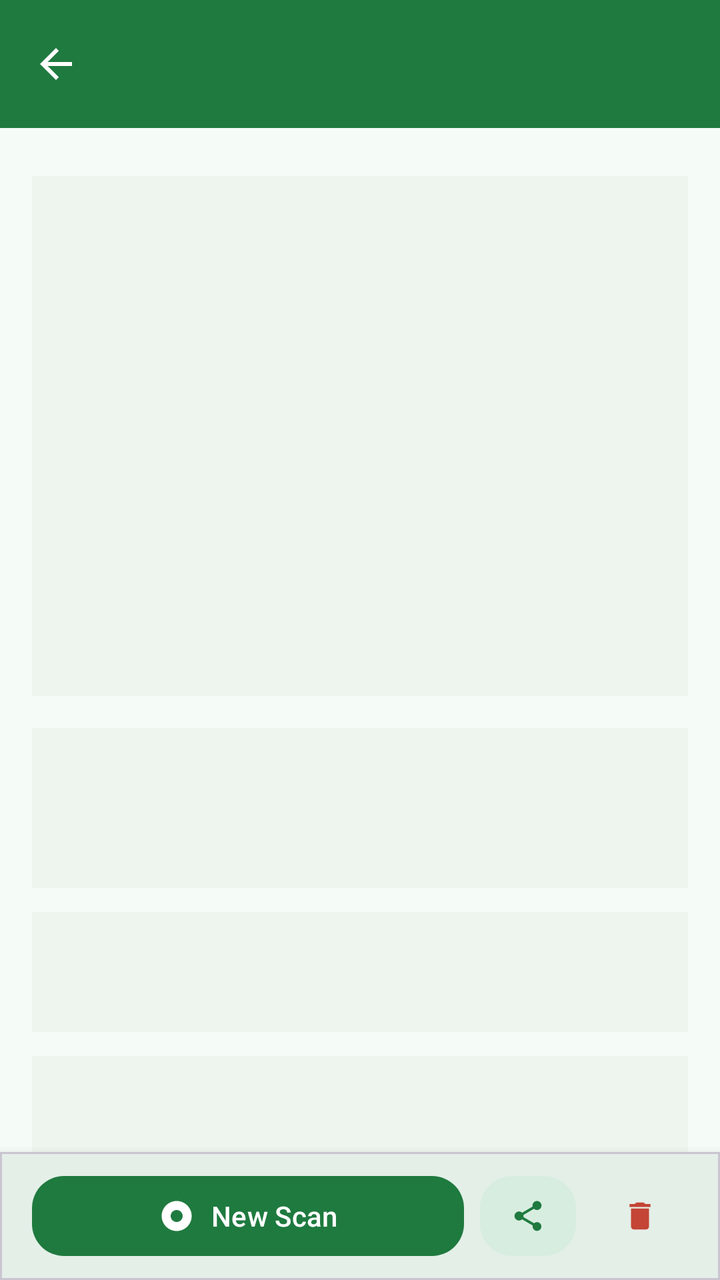
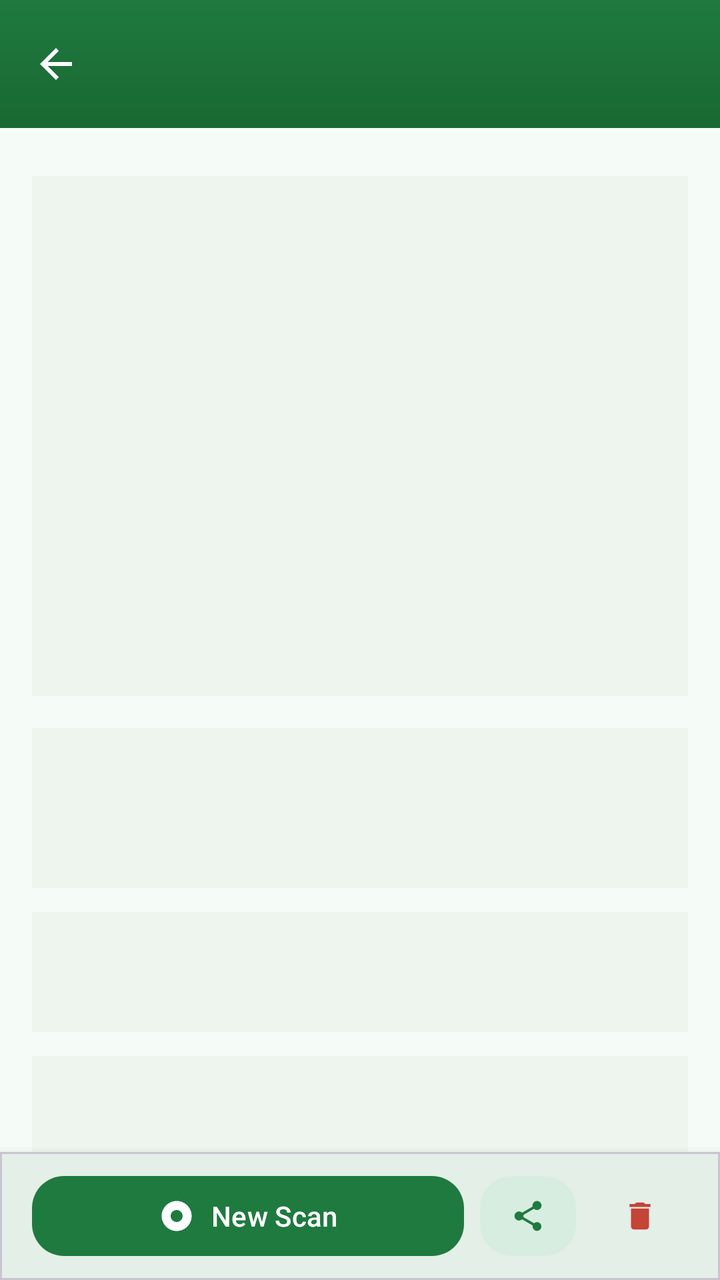

The first picture is an Android layout as it rendered before a commit; the second is the same layout after the commit. The layout source and the unified diff follow.
<!-- AndroidManifest.xml: application theme Theme.PlantDiseases -->
<!-- res/layout/activity_result.xml -->
<?xml version="1.0" encoding="utf-8"?>
<androidx.coordinatorlayout.widget.CoordinatorLayout
    xmlns:android="http://schemas.android.com/apk/res/android"
    xmlns:app="http://schemas.android.com/apk/res-auto"
    android:layout_width="match_parent"
    android:layout_height="match_parent"
    android:background="@color/background">

    <com.google.android.material.appbar.AppBarLayout
        android:id="@+id/app_bar"
        android:layout_width="match_parent"
        android:layout_height="wrap_content"
        android:background="@color/primary"
        app:elevation="0dp">

        <com.google.android.material.appbar.CollapsingToolbarLayout
            android:id="@+id/collapsing_toolbar"
            android:layout_width="match_parent"
            android:layout_height="wrap_content"
            app:layout_scrollFlags="scroll|exitUntilCollapsed"
            app:contentScrim="@color/primary"
            app:expandedTitleGravity="bottom"
            app:expandedTitleMarginStart="16dp"
            app:expandedTitleTextAppearance="@style/TextAppearance.App.Toolbar"
            app:collapsedTitleTextAppearance="@style/TextAppearance.App.Toolbar"
            app:expandedTitleTextColor="@color/on_primary"
            app:collapsedTitleTextColor="@color/on_primary">

            <com.google.android.material.appbar.MaterialToolbar
                android:id="@+id/toolbar"
                android:layout_width="match_parent"
                android:layout_height="?attr/actionBarSize"
                android:background="@color/primary"
                app:layout_collapseMode="pin"
                app:navigationIcon="@drawable/ic_back"
                app:navigationIconTint="@color/on_primary"
                app:title="@string/result_title"
                app:titleTextColor="@color/on_primary" />

        </com.google.android.material.appbar.CollapsingToolbarLayout>

    </com.google.android.material.appbar.AppBarLayout>

    
    <LinearLayout
        android:id="@+id/sticky_header"
        android:layout_width="match_parent"
        android:layout_height="wrap_content"
        android:orientation="horizontal"
        android:gravity="center_vertical"
        android:paddingHorizontal="16dp"
        android:paddingVertical="8dp"
        android:background="@color/surface"
        android:elevation="4dp"
        android:visibility="gone"
        app:layout_behavior="@string/appbar_scrolling_view_behavior">

        <TextView
            android:id="@+id/tv_sticky_name"
            android:layout_width="0dp"
            android:layout_height="wrap_content"
            android:layout_weight="1"
            android:textSize="16sp"
            android:textColor="@color/on_surface"
            android:fontFamily="sans-serif-medium"
            android:maxLines="1"
            android:ellipsize="end" />

        <TextView
            android:id="@+id/tv_sticky_confidence"
            android:layout_width="wrap_content"
            android:layout_height="wrap_content"
            android:textSize="14sp"
            android:textColor="@color/primary"
            android:fontFamily="sans-serif-medium" />

    </LinearLayout>

    
    <LinearLayout
        android:id="@+id/skeleton_layout"
        android:layout_width="match_parent"
        android:layout_height="match_parent"
        android:orientation="vertical"
        android:padding="16dp"
        android:visibility="visible"
        app:layout_behavior="@string/appbar_scrolling_view_behavior">

        <View
            android:layout_width="match_parent"
            android:layout_height="260dp"
            android:layout_marginTop="8dp"
            android:background="@color/surface_variant" />

        <View
            android:layout_width="match_parent"
            android:layout_height="80dp"
            android:layout_marginTop="16dp"
            android:background="@color/surface_variant" />

        <View
            android:layout_width="match_parent"
            android:layout_height="60dp"
            android:layout_marginTop="12dp"
            android:background="@color/surface_variant" />

        <View
            android:layout_width="match_parent"
            android:layout_height="100dp"
            android:layout_marginTop="12dp"
            android:background="@color/surface_variant" />

    </LinearLayout>

    <androidx.core.widget.NestedScrollView
        android:id="@+id/scroll_view"
        android:layout_width="match_parent"
        android:layout_height="match_parent"
        android:visibility="gone"
        app:layout_behavior="@string/appbar_scrolling_view_behavior"
        android:clipToPadding="false"
        android:paddingBottom="80dp">

        <LinearLayout
            android:id="@+id/content_layout"
            android:layout_width="match_parent"
            android:layout_height="wrap_content"
            android:orientation="vertical"
            android:padding="16dp">

            
            <com.google.android.material.card.MaterialCardView
                android:id="@+id/card_image"
                android:layout_width="match_parent"
                android:layout_height="wrap_content"
                app:cardCornerRadius="20dp"
                app:cardElevation="2dp">

                <FrameLayout
                    android:id="@+id/image_frame"
                    android:layout_width="match_parent"
                    android:layout_height="260dp">

                    <ImageView
                        android:id="@+id/iv_plant"
                        android:layout_width="match_parent"
                        android:layout_height="match_parent"
                        android:scaleType="centerCrop"
                        android:contentDescription="@string/result_title" />

                    <com.plantdiseases.app.ui.result.HeatmapOverlayView
                        android:id="@+id/heatmap_overlay"
                        android:layout_width="match_parent"
                        android:layout_height="match_parent"
                        android:alpha="0" />

                    
                    <TextView
                        android:id="@+id/tv_heatmap_label"
                        android:layout_width="wrap_content"
                        android:layout_height="wrap_content"
                        android:layout_gravity="bottom|start"
                        android:layout_margin="12dp"
                        android:text="@string/heatmap_label"
                        android:textColor="@android:color/white"
                        android:textSize="11sp"
                        android:fontFamily="sans-serif-medium"
                        android:background="@drawable/bg_hint_pill"
                        android:paddingHorizontal="10dp"
                        android:paddingVertical="4dp"
                        android:visibility="gone" />

                </FrameLayout>

            </com.google.android.material.card.MaterialCardView>

            
            <com.google.android.material.card.MaterialCardView
                android:id="@+id/card_status"
                android:layout_width="match_parent"
                android:layout_height="wrap_content"
                android:layout_marginTop="16dp"
                app:cardCornerRadius="16dp"
                app:cardElevation="0dp"
                android:foreground="?attr/selectableItemBackground">

                <LinearLayout
                    android:layout_width="match_parent"
                    android:layout_height="wrap_content"
                    android:orientation="vertical"
                    android:padding="16dp">

                    
                    <LinearLayout
                        android:layout_width="match_parent"
                        android:layout_height="wrap_content"
                        android:orientation="horizontal"
                        android:gravity="center_vertical">

                        <ImageView
                            android:id="@+id/iv_status_icon"
                            android:layout_width="40dp"
                            android:layout_height="40dp"
                            android:contentDescription="@string/status_healthy" />

                        <LinearLayout
                            android:layout_width="0dp"
                            android:layout_height="wrap_content"
                            android:layout_weight="1"
                            android:layout_marginStart="12dp"
                            android:orientation="vertical">

                            <TextView
                                android:id="@+id/tv_status_label"
                                android:layout_width="wrap_content"
                                android:layout_height="wrap_content"
                                android:textSize="13sp"
                                android:fontFamily="sans-serif-medium"
                                android:textAllCaps="true"
                                android:letterSpacing="0.05" />

                            <TextView
                                android:id="@+id/tv_disease_name"
                                android:layout_width="wrap_content"
                                android:layout_height="wrap_content"
                                android:layout_marginTop="2dp"
                                android:textSize="22sp"
                                android:textColor="@color/on_surface"
                                android:fontFamily="sans-serif-medium" />

                        </LinearLayout>

                    </LinearLayout>

                    
                    <LinearLayout
                        android:layout_width="match_parent"
                        android:layout_height="wrap_content"
                        android:layout_marginTop="12dp"
                        android:orientation="horizontal">

                        <TextView
                            android:layout_width="0dp"
                            android:layout_height="wrap_content"
                            android:layout_weight="1"
                            android:text="@string/confidence_label"
                            android:textSize="14sp"
                            android:textColor="@color/on_surface_secondary" />

                        <TextView
                            android:id="@+id/tv_confidence"
                            android:layout_width="wrap_content"
                            android:layout_height="wrap_content"
                            android:textSize="14sp"
                            android:textColor="@color/primary"
                            android:fontFamily="sans-serif-medium" />

                    </LinearLayout>

                    <com.google.android.material.progressindicator.LinearProgressIndicator
                        android:id="@+id/progress_confidence"
                        android:layout_width="match_parent"
                        android:layout_height="wrap_content"
                        android:layout_marginTop="8dp"
                        app:indicatorColor="@color/primary"
                        app:trackColor="@color/primary_light"
                        app:trackCornerRadius="4dp"
                        app:trackThickness="8dp" />

                    
                    <TextView
                        android:id="@+id/tv_date"
                        android:layout_width="wrap_content"
                        android:layout_height="wrap_content"
                        android:layout_marginTop="8dp"
                        android:textSize="12sp"
                        android:textColor="@color/on_surface_secondary" />

                </LinearLayout>

            </com.google.android.material.card.MaterialCardView>

            
            <com.google.android.material.card.MaterialCardView
                android:id="@+id/card_description"
                android:layout_width="match_parent"
                android:layout_height="wrap_content"
                android:layout_marginTop="12dp"
                app:cardCornerRadius="16dp"
                app:cardElevation="0dp"
                app:cardBackgroundColor="@color/surface"
                android:foreground="?attr/selectableItemBackground">

                <LinearLayout
                    android:layout_width="match_parent"
                    android:layout_height="wrap_content"
                    android:orientation="vertical"
                    android:padding="16dp">

                    <TextView
                        android:layout_width="wrap_content"
                        android:layout_height="wrap_content"
                        android:text="@string/description_label"
                        android:textSize="16sp"
                        android:textColor="@color/on_surface"
                        android:fontFamily="sans-serif-medium" />

                    <TextView
                        android:id="@+id/tv_description"
                        android:layout_width="match_parent"
                        android:layout_height="wrap_content"
                        android:layout_marginTop="8dp"
                        android:textSize="14sp"
                        android:textColor="@color/on_surface_secondary"
                        android:lineSpacingExtra="4dp" />

                </LinearLayout>

            </com.google.android.material.card.MaterialCardView>

            
            <com.google.android.material.card.MaterialCardView
                android:id="@+id/card_treatment_prevention"
                android:layout_width="match_parent"
                android:layout_height="wrap_content"
                android:layout_marginTop="12dp"
                app:cardCornerRadius="16dp"
                app:cardElevation="0dp"
                app:cardBackgroundColor="@color/surface">

                <LinearLayout
                    android:layout_width="match_parent"
                    android:layout_height="wrap_content"
                    android:orientation="vertical">

                    <com.google.android.material.tabs.TabLayout
                        android:id="@+id/tabs_treatment_prevention"
                        android:layout_width="match_parent"
                        android:layout_height="wrap_content"
                        app:tabMode="fixed"
                        app:tabGravity="fill"
                        app:tabIndicatorColor="@color/primary"
                        app:tabSelectedTextColor="@color/primary"
                        app:tabTextColor="@color/on_surface_secondary" />

                    
                    <LinearLayout
                        android:id="@+id/treatment_steps_layout"
                        android:layout_width="match_parent"
                        android:layout_height="wrap_content"
                        android:orientation="vertical"
                        android:padding="16dp" />

                    
                    <LinearLayout
                        android:id="@+id/prevention_steps_layout"
                        android:layout_width="match_parent"
                        android:layout_height="wrap_content"
                        android:orientation="vertical"
                        android:padding="16dp"
                        android:visibility="gone" />

                </LinearLayout>

            </com.google.android.material.card.MaterialCardView>

            
            <com.google.android.material.card.MaterialCardView
                android:id="@+id/card_alternatives"
                android:layout_width="match_parent"
                android:layout_height="wrap_content"
                android:layout_marginTop="12dp"
                android:visibility="gone"
                app:cardCornerRadius="16dp"
                app:cardElevation="0dp"
                app:cardBackgroundColor="@color/surface"
                android:foreground="?attr/selectableItemBackground">

                <LinearLayout
                    android:layout_width="match_parent"
                    android:layout_height="wrap_content"
                    android:orientation="vertical"
                    android:padding="16dp">

                    <TextView
                        android:layout_width="wrap_content"
                        android:layout_height="wrap_content"
                        android:text="@string/why_this_diagnosis"
                        android:textSize="16sp"
                        android:textColor="@color/on_surface"
                        android:fontFamily="sans-serif-medium" />

                    <TextView
                        android:layout_width="match_parent"
                        android:layout_height="wrap_content"
                        android:layout_marginTop="4dp"
                        android:text="@string/alternatives_subtitle"
                        android:textSize="12sp"
                        android:textColor="@color/on_surface_secondary" />

                    <LinearLayout
                        android:id="@+id/alternatives_layout"
                        android:layout_width="match_parent"
                        android:layout_height="wrap_content"
                        android:layout_marginTop="12dp"
                        android:orientation="vertical" />

                </LinearLayout>

            </com.google.android.material.card.MaterialCardView>

            
            <com.google.android.material.card.MaterialCardView
                android:id="@+id/card_low_confidence"
                android:layout_width="match_parent"
                android:layout_height="wrap_content"
                android:layout_marginTop="12dp"
                android:visibility="gone"
                app:cardCornerRadius="16dp"
                app:cardElevation="0dp"
                app:cardBackgroundColor="@color/warning_amber_bg">

                <LinearLayout
                    android:layout_width="match_parent"
                    android:layout_height="wrap_content"
                    android:orientation="horizontal"
                    android:gravity="center_vertical"
                    android:padding="14dp">

                    <ImageView
                        android:layout_width="22dp"
                        android:layout_height="22dp"
                        android:src="@drawable/ic_warning"
                        android:contentDescription="@null"
                        android:importantForAccessibility="no" />

                    <TextView
                        android:layout_width="0dp"
                        android:layout_height="wrap_content"
                        android:layout_weight="1"
                        android:layout_marginStart="10dp"
                        android:text="@string/low_confidence_warning"
                        android:textSize="13sp"
                        android:textColor="@color/warning_amber" />

                </LinearLayout>

            </com.google.android.material.card.MaterialCardView>

        </LinearLayout>

    </androidx.core.widget.NestedScrollView>

    
    <com.google.android.material.card.MaterialCardView
        android:id="@+id/bottom_action_bar"
        android:layout_width="match_parent"
        android:layout_height="wrap_content"
        android:layout_gravity="bottom"
        app:cardCornerRadius="0dp"
        app:cardElevation="8dp"
        app:cardBackgroundColor="@color/surface">

        <LinearLayout
            android:layout_width="match_parent"
            android:layout_height="wrap_content"
            android:orientation="horizontal"
            android:gravity="center"
            android:paddingVertical="8dp"
            android:paddingHorizontal="16dp">

            <com.google.android.material.button.MaterialButton
                android:id="@+id/btn_new_scan"
                android:layout_width="0dp"
                android:layout_height="48dp"
                android:layout_weight="1"
                android:layout_marginEnd="8dp"
                android:text="@string/new_scan"
                app:icon="@drawable/ic_scan"
                app:iconGravity="textStart"
                app:cornerRadius="16dp"
                app:backgroundTint="@color/primary" />

            <com.google.android.material.button.MaterialButton
                android:id="@+id/btn_share"
                style="@style/Widget.Material3.Button.TonalButton"
                android:layout_width="48dp"
                android:layout_height="48dp"
                android:layout_marginEnd="8dp"
                app:icon="@drawable/ic_share"
                app:iconGravity="textStart"
                app:iconPadding="0dp"
                app:iconTint="@color/primary"
                app:cornerRadius="16dp" />

            <com.google.android.material.button.MaterialButton
                android:id="@+id/btn_retry_analysis"
                style="@style/Widget.Material3.Button.TonalButton"
                android:layout_width="48dp"
                android:layout_height="48dp"
                android:layout_marginEnd="8dp"
                android:visibility="gone"
                app:icon="@drawable/ic_scan"
                app:iconGravity="textStart"
                app:iconPadding="0dp"
                app:iconTint="@color/primary"
                app:cornerRadius="16dp" />

            <com.google.android.material.button.MaterialButton
                android:id="@+id/btn_delete"
                style="@style/Widget.Material3.Button.TextButton"
                android:layout_width="48dp"
                android:layout_height="48dp"
                app:icon="@drawable/ic_delete"
                app:iconGravity="textStart"
                app:iconPadding="0dp"
                app:iconTint="@color/disease_red"
                app:cornerRadius="16dp" />

        </LinearLayout>

    </com.google.android.material.card.MaterialCardView>

</androidx.coordinatorlayout.widget.CoordinatorLayout>
<!-- resources referenced by this layout -->
<resources>
  <color name="background">#F5FBF6</color>
  <color name="disease_red">#C44536</color>
  <color name="on_primary">#FFFFFF</color>
  <color name="on_surface">#121A13</color>
  <color name="on_surface_secondary">#4A5549</color>
  <color name="primary">#1F7A3F</color>
  <color name="primary_light">#D7EDE0</color>
  <color name="surface">#FFFFFF</color>
  <color name="surface_variant">#EDF5EE</color>
  <color name="warning_amber">#B8700A</color>
  <color name="warning_amber_bg">#FFF3E0</color>
  <!-- drawable bg_hint_pill (drawable) -->
  <?xml version="1.0" encoding="utf-8"?>
  <shape xmlns:android="http://schemas.android.com/apk/res/android" android:shape="rectangle">
      <solid android:color="@color/hint_pill_bg" />
      <corners android:radius="20dp" />
  </shape>
  <!-- drawable ic_back (drawable) -->
  <vector xmlns:android="http://schemas.android.com/apk/res/android" android:width="24dp" android:height="24dp" android:viewportWidth="24" android:viewportHeight="24">
      <path android:fillColor="#000000" android:pathData="M20,11H7.83l5.59,-5.59L12,4l-8,8 8,8 1.41,-1.41L7.83,13H20v-2z"/>
  </vector>
  <!-- drawable ic_delete (drawable) -->
  <vector xmlns:android="http://schemas.android.com/apk/res/android" android:width="24dp" android:height="24dp" android:viewportWidth="24" android:viewportHeight="24">
      <path android:fillColor="#000000" android:pathData="M6,19c0,1.1 0.9,2 2,2h8c1.1,0 2,-0.9 2,-2V7H6v12zM19,4h-3.5l-1,-1h-5l-1,1H5v2h14V4z"/>
  </vector>
  <!-- drawable ic_scan (drawable) -->
  <vector xmlns:android="http://schemas.android.com/apk/res/android" android:width="24dp" android:height="24dp" android:viewportWidth="24" android:viewportHeight="24">
      <path android:fillColor="#FFFFFF" android:pathData="M12,2C6.48,2 2,6.48 2,12s4.48,10 10,10 10,-4.48 10,-10S17.52,2 12,2zM12,16c-2.21,0 -4,-1.79 -4,-4s1.79,-4 4,-4 4,1.79 4,4 -1.79,4 -4,4z"/>
  </vector>
  <!-- drawable ic_warning (drawable) -->
  <vector xmlns:android="http://schemas.android.com/apk/res/android"
      android:width="24dp"
      android:height="24dp"
      android:viewportWidth="24"
      android:viewportHeight="24"
      android:tint="@color/warning_amber">
      <path
          android:fillColor="@android:color/white"
          android:pathData="M12,2L1,21h22L12,2zM13,18h-2v-2h2v2zM13,14h-2v-4h2v4z" />
  </vector>
  <string name="alternatives_subtitle">Model confidence across top candidates</string>
  <string name="confidence_label">Confidence</string>
  <string name="description_label">Description</string>
  <string name="heatmap_label">Detection Area</string>
  <string name="low_confidence_warning">Low confidence result. Try taking a clearer photo with better lighting for more accurate diagnosis.</string>
  <string name="new_scan">New Scan</string>
  <string name="result_title">Diagnosis</string>
  <string name="status_healthy">Healthy</string>
  <string name="why_this_diagnosis">Why This Diagnosis?</string>
  <style name="TextAppearance.App.Toolbar" parent="TextAppearance.Material3.TitleLarge">
          <item name="android:textSize">20sp</item>
          <item name="android:fontFamily">sans-serif-medium</item>
      </style>
  <color name="hint_pill_bg">#80000000</color>
  <color name="primary_dark">#0F4D25</color>
  <color name="secondary">#66C07A</color>
  <color name="on_secondary">#FFFFFF</color>
  <!-- unchanged entries left out for length: 2 -->
</resources>

<!-- the commit's change to res/layout/activity_result.xml (unified diff, before → after) -->
@@ -10,7 +10,7 @@
         android:id="@+id/app_bar"
         android:layout_width="match_parent"
         android:layout_height="wrap_content"
-        android:background="@color/primary"
+        android:background="@drawable/bg_toolbar_gradient"
         app:elevation="0dp">
 
         <com.google.android.material.appbar.CollapsingToolbarLayout
@@ -18,24 +18,24 @@
             android:layout_width="match_parent"
             android:layout_height="wrap_content"
             app:layout_scrollFlags="scroll|exitUntilCollapsed"
-            app:contentScrim="@color/primary"
+            app:contentScrim="@drawable/bg_toolbar_gradient"
             app:expandedTitleGravity="bottom"
             app:expandedTitleMarginStart="16dp"
             app:expandedTitleTextAppearance="@style/TextAppearance.App.Toolbar"
             app:collapsedTitleTextAppearance="@style/TextAppearance.App.Toolbar"
-            app:expandedTitleTextColor="@color/on_primary"
-            app:collapsedTitleTextColor="@color/on_primary">
+            app:expandedTitleTextColor="@color/toolbar_title"
+            app:collapsedTitleTextColor="@color/toolbar_title">
 
             <com.google.android.material.appbar.MaterialToolbar
                 android:id="@+id/toolbar"
                 android:layout_width="match_parent"
                 android:layout_height="?attr/actionBarSize"
-                android:background="@color/primary"
+                android:background="@android:color/transparent"
                 app:layout_collapseMode="pin"
                 app:navigationIcon="@drawable/ic_back"
-                app:navigationIconTint="@color/on_primary"
+                app:navigationIconTint="@color/toolbar_title"
                 app:title="@string/result_title"
-                app:titleTextColor="@color/on_primary" />
+                app:titleTextColor="@color/toolbar_title" />
 
         </com.google.android.material.appbar.CollapsingToolbarLayout>
 
@@ -411,6 +411,106 @@
 
             
             <com.google.android.material.card.MaterialCardView
+                android:id="@+id/card_pest_causes"
+                android:layout_width="match_parent"
+                android:layout_height="wrap_content"
+                android:layout_marginTop="12dp"
+                android:visibility="gone"
+                app:cardCornerRadius="16dp"
+                app:cardElevation="0dp"
+                app:cardBackgroundColor="@color/surface">
+
+                <LinearLayout
+                    android:layout_width="match_parent"
+                    android:layout_height="wrap_content"
+                    android:orientation="vertical"
+                    android:padding="16dp">
+
+                    <TextView
+                        android:layout_width="wrap_content"
+                        android:layout_height="wrap_content"
+                        android:text="@string/pest_causes_title"
+                        android:textSize="16sp"
+                        android:textColor="@color/on_surface"
+                        android:fontFamily="sans-serif-medium" />
+
+                    <TextView
+                        android:layout_width="match_parent"
+                        android:layout_height="wrap_content"
+                        android:layout_marginTop="4dp"
+                        android:text="@string/pest_causes_subtitle"
+                        android:textSize="12sp"
+                        android:textColor="@color/on_surface_secondary" />
+
+                    <LinearLayout
+                        android:id="@+id/pest_causes_layout"
+                        android:layout_width="match_parent"
+                        android:layout_height="wrap_content"
+                        android:layout_marginTop="12dp"
+                        android:orientation="vertical" />
+
+                </LinearLayout>
+
+            </com.google.android.material.card.MaterialCardView>
+
+            
+            <com.google.android.material.card.MaterialCardView
+                android:id="@+id/card_pipeline_warning"
+                android:layout_width="match_parent"
+                android:layout_height="wrap_content"
+                android:layout_marginTop="12dp"
+                android:visibility="gone"
+                app:cardCornerRadius="16dp"
+                app:cardElevation="0dp"
+                app:cardBackgroundColor="@color/warning_amber_bg">
+
+                <LinearLayout
+                    android:layout_width="match_parent"
+                    android:layout_height="wrap_content"
+                    android:orientation="horizontal"
+                    android:gravity="top"
+                    android:padding="14dp">
+
+                    <ImageView
+                        android:layout_width="22dp"
+                        android:layout_height="22dp"
+                        android:layout_marginTop="2dp"
+                        android:src="@drawable/ic_warning"
+                        android:contentDescription="@null"
+                        android:importantForAccessibility="no" />
+
+                    <LinearLayout
+                        android:layout_width="0dp"
+                        android:layout_height="wrap_content"
+                        android:layout_weight="1"
+                        android:layout_marginStart="10dp"
+                        android:orientation="vertical">
+
+                        <TextView
+                            android:id="@+id/tv_pipeline_warning_title"
+                            android:layout_width="wrap_content"
+                            android:layout_height="wrap_content"
+                            android:textSize="14sp"
+                            android:fontFamily="sans-serif-medium"
+                            android:textColor="@color/warning_amber" />
+
+                        <TextView
+                            android:id="@+id/tv_pipeline_warning_body"
+                            android:layout_width="match_parent"
+                            android:layout_height="wrap_content"
+                            android:layout_marginTop="4dp"
+                            android:textSize="13sp"
+                            android:textColor="@color/warning_amber"
+                            android:lineSpacingExtra="2dp" />
+
+                    </LinearLayout>
+
+                </LinearLayout>
+
+            </com.google.android.material.card.MaterialCardView>
+
+            
+            <com.google.android.material.card.MaterialCardView
                 android:id="@+id/card_low_confidence"
                 android:layout_width="match_parent"
                 android:layout_height="wrap_content"
<!-- resource entries referenced after the edit -->
@@ -9,6 +9,7 @@
   <color name="primary_light">#D7EDE0</color>
   <color name="surface">#FFFFFF</color>
   <color name="surface_variant">#EDF5EE</color>
+  <color name="toolbar_title">#FFFFFF</color>
   <color name="warning_amber">#B8700A</color>
   <color name="warning_amber_bg">#FFF3E0</color>
   <!-- drawable bg_hint_pill (drawable) -->
@@ -16,6 +17,16 @@
   <shape xmlns:android="http://schemas.android.com/apk/res/android" android:shape="rectangle">
       <solid android:color="@color/hint_pill_bg" />
       <corners android:radius="20dp" />
+  </shape>
+  <!-- drawable bg_toolbar_gradient (drawable) -->
+  <?xml version="1.0" encoding="utf-8"?>
+  <shape xmlns:android="http://schemas.android.com/apk/res/android"
+      android:shape="rectangle">
+      <gradient
+          android:type="linear"
+          android:angle="270"
+          android:startColor="@color/toolbar_top"
+          android:endColor="@color/toolbar_bottom" />
   </shape>
   <!-- drawable ic_back (drawable) -->
   <vector xmlns:android="http://schemas.android.com/apk/res/android" android:width="24dp" android:height="24dp" android:viewportWidth="24" android:viewportHeight="24">
@@ -46,6 +57,8 @@
   <string name="heatmap_label">Detection Area</string>
   <string name="low_confidence_warning">Low confidence result. Try taking a clearer photo with better lighting for more accurate diagnosis.</string>
   <string name="new_scan">New Scan</string>
+  <string name="pest_causes_subtitle">These pests cause damage that can look similar — quick checklist below.</string>
+  <string name="pest_causes_title">Could it be a pest?</string>
   <string name="result_title">Diagnosis</string>
   <string name="status_healthy">Healthy</string>
   <string name="why_this_diagnosis">Why This Diagnosis?</string>
@@ -54,6 +67,8 @@
           <item name="android:fontFamily">sans-serif-medium</item>
       </style>
   <color name="hint_pill_bg">#80000000</color>
+  <color name="toolbar_top">#1F7A3F</color>
+  <color name="toolbar_bottom">#196832</color>
   <color name="primary_dark">#0F4D25</color>
   <color name="secondary">#66C07A</color>
   <color name="on_secondary">#FFFFFF</color>
